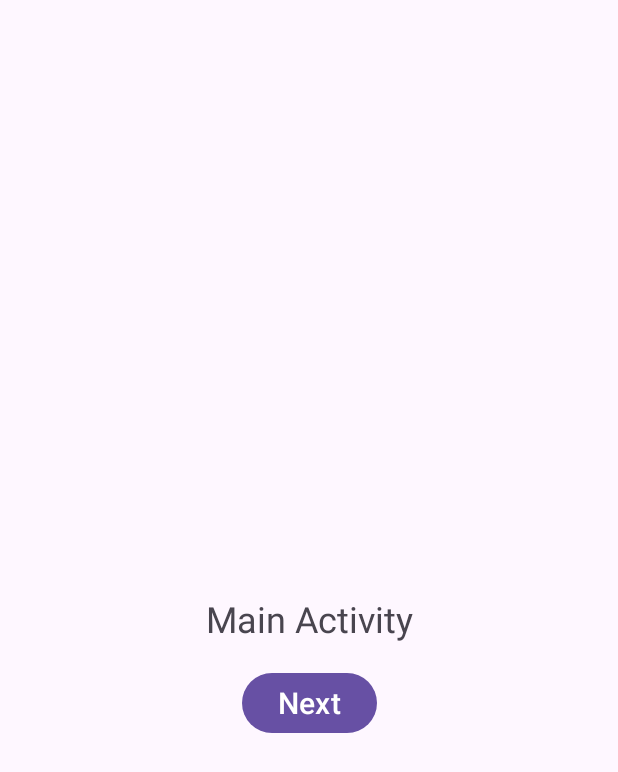
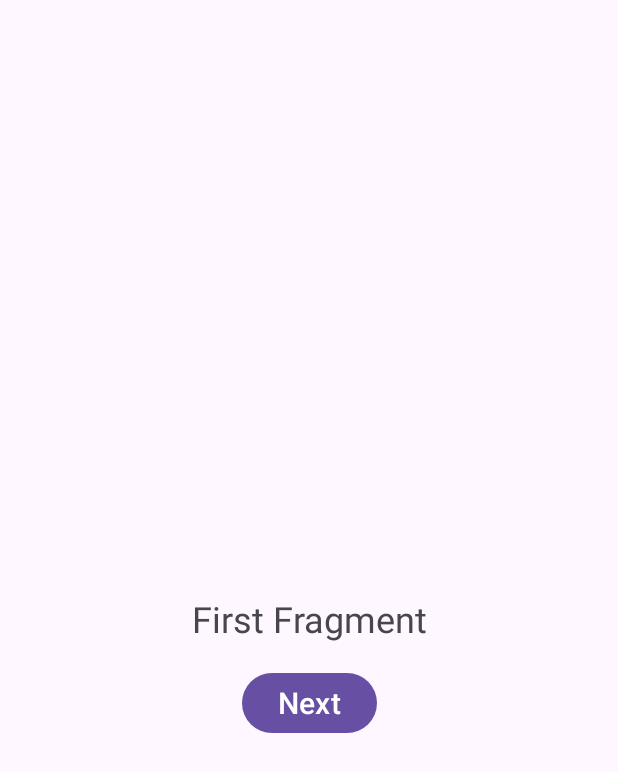
Before and after one commit to almuheetu/Activity-Fragment-practice-project, an Android app: the screen it shows after launch (MainActivity), on a phone screen of 412 x 824 dp. Shown: the top 772 px of the screen. Run offline under Robolectric (Android 15) with nearby library versions, the phone set to English and light mode, and no system bars.

Commit message:
try to fix this problem

```diff
--- a/app/src/main/res/layout/activity_main.xml
+++ b/app/src/main/res/layout/activity_main.xml
@@ -7,26 +7,31 @@
     android:layout_height="match_parent"
     tools:context=".MainActivity">
 
-    <TextView
-        android:id="@+id/main_text"
-        android:layout_width="wrap_content"
-        android:layout_height="wrap_content"
-        android:text="@string/main_activity"
-        android:textSize="24sp"
-        app:layout_constraintBottom_toBottomOf="parent"
-        app:layout_constraintEnd_toEndOf="parent"
-        app:layout_constraintStart_toStartOf="parent"
-        app:layout_constraintTop_toTopOf="parent" />
 
-    <Button
-        android:id="@+id/main_btn"
-        android:layout_width="wrap_content"
-        android:layout_height="wrap_content"
-        android:layout_marginTop="16dp"
-        android:text="@string/next"
-        android:textSize="20sp"
-        app:layout_constraintStart_toStartOf="parent"
-        app:layout_constraintTop_toBottomOf="@+id/main_text"
-        app:layout_constraintEnd_toEndOf="parent"/>
+
+    <include layout="@layout/first_fragment_xml" />
+
+
+<!--    <TextView-->
+<!--        android:id="@+id/main_text"-->
+<!--        android:layout_width="wrap_content"-->
+<!--        android:layout_height="wrap_content"-->
+<!--        android:text="@string/main_activity"-->
+<!--        android:textSize="24sp"-->
+<!--        app:layout_constraintBottom_toBottomOf="parent"-->
+<!--        app:layout_constraintEnd_toEndOf="parent"-->
+<!--        app:layout_constraintStart_toStartOf="parent"-->
+<!--        app:layout_constraintTop_toTopOf="parent" />-->
+
+<!--    <Button-->
+<!--        android:id="@+id/main_btn"-->
+<!--        android:layout_width="wrap_content"-->
+<!--        android:layout_height="wrap_content"-->
+<!--        android:layout_marginTop="16dp"-->
+<!--        android:text="@string/next"-->
+<!--        android:textSize="20sp"-->
+<!--        app:layout_constraintStart_toStartOf="parent"-->
+<!--        app:layout_constraintTop_toBottomOf="@+id/main_text"-->
+<!--        app:layout_constraintEnd_toEndOf="parent"/>-->
 
 </androidx.constraintlayout.widget.ConstraintLayout>
--- a/app/src/main/res/layout/first_fragment_xml.xml
+++ b/app/src/main/res/layout/first_fragment_xml.xml
@@ -1,6 +1,32 @@
 <?xml version="1.0" encoding="utf-8"?>
 <androidx.constraintlayout.widget.ConstraintLayout xmlns:android="http://schemas.android.com/apk/res/android"
+    xmlns:app="http://schemas.android.com/apk/res-auto"
+    android:id="@+id/first_fragment_layout"
     android:layout_width="match_parent"
     android:layout_height="match_parent">
 
+
+    <TextView
+        android:id="@+id/tv_fragment_id"
+        android:layout_width="wrap_content"
+        android:layout_height="wrap_content"
+        android:text="@string/first_fragment"
+        android:textSize="24sp"
+        app:layout_constraintBottom_toBottomOf="parent"
+        app:layout_constraintEnd_toEndOf="parent"
+        app:layout_constraintStart_toStartOf="parent"
+        app:layout_constraintTop_toTopOf="parent" />
+
+
+    <Button
+        android:id="@+id/btn_fragment_id"
+        android:layout_width="wrap_content"
+        android:layout_height="wrap_content"
+        android:layout_marginTop="16dp"
+        android:text="@string/next"
+        android:textSize="20sp"
+        app:layout_constraintEnd_toEndOf="parent"
+        app:layout_constraintStart_toStartOf="parent"
+        app:layout_constraintTop_toBottomOf="@+id/tv_fragment_id" />
+
 </androidx.constraintlayout.widget.ConstraintLayout>
--- a/app/src/main/res/values/strings.xml
+++ b/app/src/main/res/values/strings.xml
@@ -2,4 +2,5 @@
     <string name="app_name">Activity and Fragment Practice</string>
     <string name="main_activity">Main Activity</string>
     <string name="next">Next</string>
+    <string name="first_fragment">First Fragment</string>
 </resources>
```
